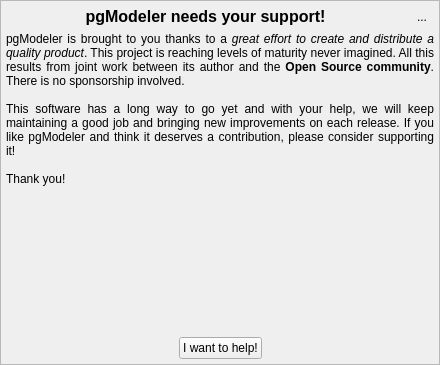
Qt form libs/libgui/ui/widgets/donatewidget.ui (maniac787/pgmodeler) before a commit.
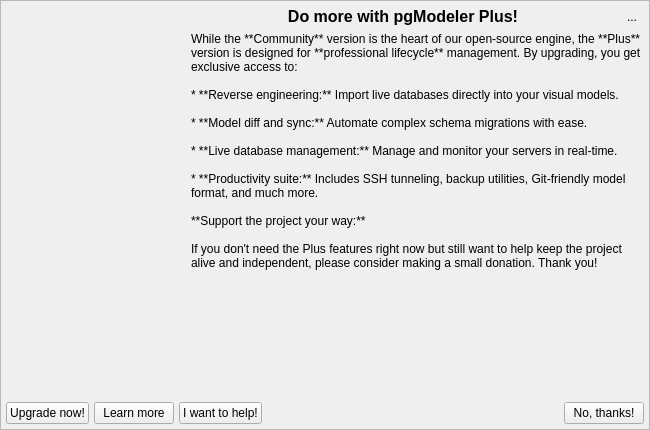
The same form after that commit. Icons and pictures are not drawn.

Commit message: Move private-only icons to priv-core and rework Plus offer widget

```diff
--- a/libs/libgui/ui/widgets/donatewidget.ui
+++ b/libs/libgui/ui/widgets/donatewidget.ui
@@ -6,8 +6,8 @@
    <rect>
     <x>0</x>
     <y>0</y>
-    <width>440</width>
-    <height>365</height>
+    <width>650</width>
+    <height>430</height>
    </rect>
   </property>
   <property name="sizePolicy">
@@ -16,10 +16,16 @@
     <verstretch>0</verstretch>
    </sizepolicy>
   </property>
+  <property name="minimumSize">
+   <size>
+    <width>0</width>
+    <height>430</height>
+   </size>
+  </property>
   <property name="maximumSize">
    <size>
-    <width>16777215</width>
-    <height>600</height>
+    <width>650</width>
+    <height>16777215</height>
    </size>
   </property>
   <property name="windowTitle">
@@ -43,6 +49,12 @@
    </property>
    <item row="0" column="0">
     <widget class="QFrame" name="frame">
+     <property name="minimumSize">
+      <size>
+       <width>0</width>
+       <height>0</height>
+      </size>
+     </property>
      <property name="frameShape">
       <enum>QFrame::Shape::StyledPanel</enum>
      </property>
@@ -65,7 +77,7 @@
       <property name="spacing">
        <number>5</number>
       </property>
-      <item row="0" column="0">
+      <item row="0" column="1" colspan="3">
        <widget class="QLabel" name="title_lbl">
         <property name="font">
          <font>
@@ -74,7 +86,7 @@
          </font>
         </property>
         <property name="text">
-         <string>pgModeler needs your support!</string>
+         <string>Do more with pgModeler Plus!</string>
         </property>
         <property name="alignment">
          <set>Qt::AlignmentFlag::AlignCenter</set>
@@ -84,7 +96,108 @@
         </property>
        </widget>
       </item>
-      <item row="0" column="1">
+      <item row="0" column="0" rowspan="2">
+       <layout class="QVBoxLayout" name="verticalLayout">
+        <item>
+         <widget class="QLabel" name="label">
+          <property name="sizePolicy">
+           <sizepolicy hsizetype="Fixed" vsizetype="Fixed">
+            <horstretch>0</horstretch>
+            <verstretch>0</verstretch>
+           </sizepolicy>
+          </property>
+          <property name="minimumSize">
+           <size>
+            <width>180</width>
+            <height>180</height>
+           </size>
+          </property>
+          <property name="maximumSize">
+           <size>
+            <width>180</width>
+            <height>180</height>
+           </size>
+          </property>
+          <property name="text">
+           <string/>
+          </property>
+          <property name="pixmap">
+           <pixmap resource="../../res/resources.qrc">:/images/images/pgmodeler_plus.png</pixmap>
+          </property>
+          <property name="scaledContents">
+           <bool>true</bool>
+          </property>
+          <property name="alignment">
+           <set>Qt::AlignmentFlag::AlignCenter</set>
+          </property>
+         </widget>
+        </item>
+        <item>
+         <spacer name="verticalSpacer">
+          <property name="orientation">
+           <enum>Qt::Orientation::Vertical</enum>
+          </property>
+          <property name="sizeHint" stdset="0">
+           <size>
+            <width>20</width>
+            <height>40</height>
+           </size>
+          </property>
+         </spacer>
+        </item>
+        <item>
+         <layout class="QHBoxLayout" name="horizontalLayout_9">
+          <property name="spacing">
+           <number>0</number>
+          </property>
+          <property name="rightMargin">
+           <number>0</number>
+          </property>
+          <property name="bottomMargin">
+           <number>20</number>
+          </property>
+          <item>
+           <widget class="QLabel" name="nullptrlabs_lbl">
+            <property name="sizePolicy">
+             <sizepolicy hsizetype="Fixed" vsizetype="Fixed">
+              <horstretch>0</horstretch>
+              <verstretch>0</verstretch>
+             </sizepolicy>
+            </property>
+            <property name="minimumSize">
+             <size>
+              <width>150</width>
+              <height>60</height>
+             </size>
+            </property>
+            <property name="maximumSize">
+             <size>
+              <width>150</width>
+              <height>60</height>
+             </size>
+            </property>
+            <property name="cursor">
+             <cursorShape>PointingHandCursor</cursorShape>
+            </property>
+            <property name="mouseTracking">
+             <bool>true</bool>
+            </property>
+            <property name="text">
+             <string/>
+            </property>
+            <property name="scaledContents">
+             <bool>true</bool>
+            </property>
+            <property name="openExternalLinks">
+             <bool>true</bool>
+            </property>
+           </widget>
+          </item>
+         </layout>
+        </item>
+       </layout>
+      </item>
+      <item row="0" column="4">
        <widget class="QToolButton" name="hide_tb">
         <property name="toolTip">
          <string>Hide this widget</string>
@@ -110,7 +223,7 @@
         </property>
        </widget>
       </item>
-      <item row="1" column="0" colspan="2">
+      <item row="1" column="1" colspan="4">
        <widget class="QLabel" name="message_lbl">
         <property name="sizePolicy">
          <sizepolicy hsizetype="Preferred" vsizetype="Expanding">
@@ -133,13 +246,25 @@
          <enum>QFrame::Shape::NoFrame</enum>
         </property>
         <property name="text">
-         <string>&lt;html&gt;&lt;head/&gt;&lt;body&gt;&lt;p&gt;pgModeler is brought to you thanks to a &lt;span style=&quot; font-style:italic;&quot;&gt;great effort to create and distribute a quality product&lt;/span&gt;. This project is reaching levels of maturity never imagined. All this results from joint work between its author and the &lt;span style=&quot; font-weight:600;&quot;&gt;Open Source community&lt;/span&gt;. There is no sponsorship involved.&lt;br/&gt;&lt;br/&gt;This software has a long way to go yet and with your help, we will keep maintaining a good job and bringing new improvements on each release. If you like pgModeler and think it deserves a contribution, please consider supporting it!&lt;br/&gt;&lt;br/&gt;Thank you!&lt;/p&gt;&lt;/body&gt;&lt;/html&gt;</string>
+         <string>While the **Community** version is the heart of our open-source engine, the **Plus** version is designed for **professional lifecycle** management. By upgrading, you get exclusive access to:
+
+* **Reverse engineering:** Import live databases directly into your visual models.
+
+* **Model diff and sync:** Automate complex schema migrations with ease.
+
+* **Live database management:** Manage and monitor your servers in real-time.
+
+* **Productivity suite:** Includes SSH tunneling, backup utilities, Git-friendly model format, and much more.
+
+**Support the project your way:**
+
+If you don't need the Plus features right now but still want to help keep the project alive and independent, please consider making a small donation. Thank you!</string>
         </property>
         <property name="textFormat">
-         <enum>Qt::TextFormat::RichText</enum>
+         <enum>Qt::TextFormat::MarkdownText</enum>
         </property>
         <property name="alignment">
-         <set>Qt::AlignmentFlag::AlignJustify|Qt::AlignmentFlag::AlignTop</set>
+         <set>Qt::AlignmentFlag::AlignLeading|Qt::AlignmentFlag::AlignLeft|Qt::AlignmentFlag::AlignTop</set>
         </property>
         <property name="wordWrap">
          <bool>true</bool>
@@ -152,23 +277,62 @@
         </property>
        </widget>
       </item>
-      <item row="2" column="0" colspan="2">
+      <item row="2" column="0" colspan="5">
        <layout class="QHBoxLayout" name="horizontalLayout">
         <property name="spacing">
          <number>5</number>
         </property>
         <item>
-         <spacer name="horizontalSpacer_2">
-          <property name="orientation">
-           <enum>Qt::Orientation::Horizontal</enum>
+         <widget class="QPushButton" name="upgrade_btn">
+          <property name="sizePolicy">
+           <sizepolicy hsizetype="Preferred" vsizetype="Preferred">
+            <horstretch>0</horstretch>
+            <verstretch>0</verstretch>
+           </sizepolicy>
           </property>
-          <property name="sizeHint" stdset="0">
+          <property name="text">
+           <string>Upgrade now!</string>
+          </property>
+          <property name="icon">
+           <iconset resource="../../res/resources.qrc">
+            <normaloff>:/icons/icons/update.png</normaloff>:/icons/icons/update.png</iconset>
+          </property>
+          <property name="iconSize">
            <size>
-            <width>118</width>
-            <height>20</height>
+            <width>25</width>
+            <height>25</height>
            </size>
           </property>
-         </spacer>
+          <property name="checkable">
+           <bool>false</bool>
+          </property>
+         </widget>
+        </item>
+        <item>
+         <widget class="QPushButton" name="learn_btn">
+          <property name="sizePolicy">
+           <sizepolicy hsizetype="Preferred" vsizetype="Preferred">
+            <horstretch>0</horstretch>
+            <verstretch>0</verstretch>
+           </sizepolicy>
+          </property>
+          <property name="text">
+           <string>Learn more</string>
+          </property>
+          <property name="icon">
+           <iconset resource="../../res/resources.qrc">
+            <normaloff>:/icons/icons/info.png</normaloff>:/icons/icons/info.png</iconset>
+          </property>
+          <property name="iconSize">
+           <size>
+            <width>25</width>
+            <height>25</height>
+           </size>
+          </property>
+          <property name="checkable">
+           <bool>false</bool>
+          </property>
+         </widget>
         </item>
         <item>
          <widget class="QPushButton" name="donate_btn">
@@ -197,7 +361,7 @@
          </widget>
         </item>
         <item>
-         <spacer name="horizontalSpacer">
+         <spacer name="horizontalSpacer_2">
           <property name="orientation">
            <enum>Qt::Orientation::Horizontal</enum>
           </property>
@@ -209,6 +373,32 @@
           </property>
          </spacer>
         </item>
+        <item>
+         <widget class="QPushButton" name="cancel_btn">
+          <property name="sizePolicy">
+           <sizepolicy hsizetype="Preferred" vsizetype="Preferred">
+            <horstretch>0</horstretch>
+            <verstretch>0</verstretch>
+           </sizepolicy>
+          </property>
+          <property name="text">
+           <string>No, thanks!</string>
+          </property>
+          <property name="icon">
+           <iconset resource="../../res/resources.qrc">
+            <normaloff>:/icons/icons/close1.png</normaloff>:/icons/icons/close1.png</iconset>
+          </property>
+          <property name="iconSize">
+           <size>
+            <width>25</width>
+            <height>25</height>
+           </size>
+          </property>
+          <property name="checkable">
+           <bool>false</bool>
+          </property>
+         </widget>
+        </item>
        </layout>
       </item>
      </layout>
```
The commit also changes 15 other files.
